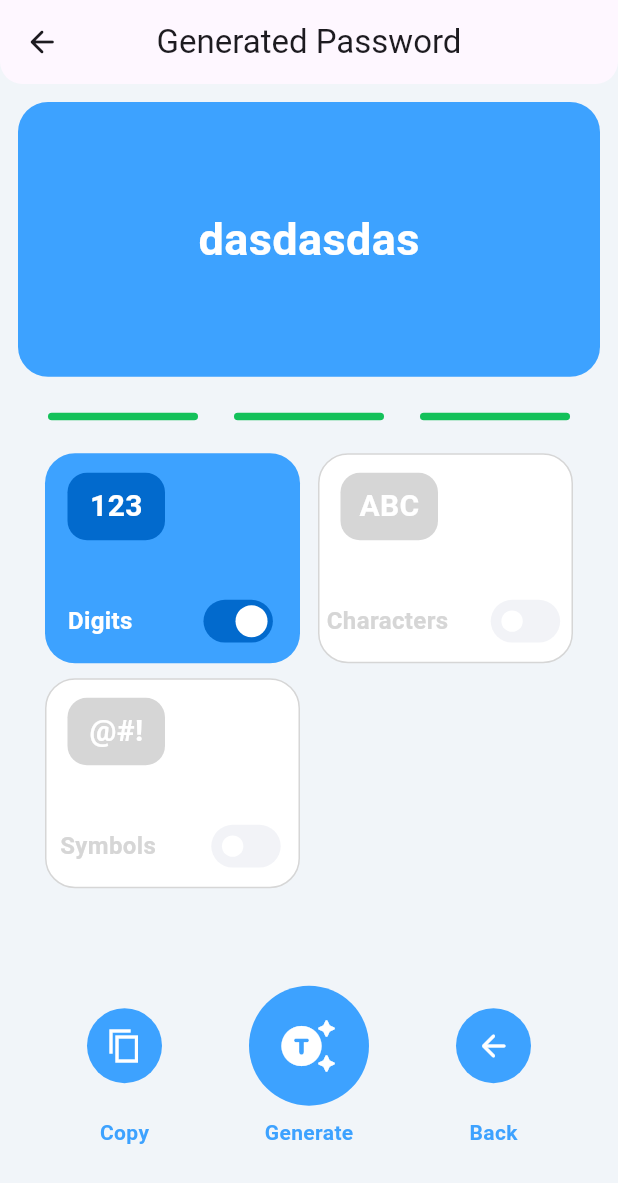
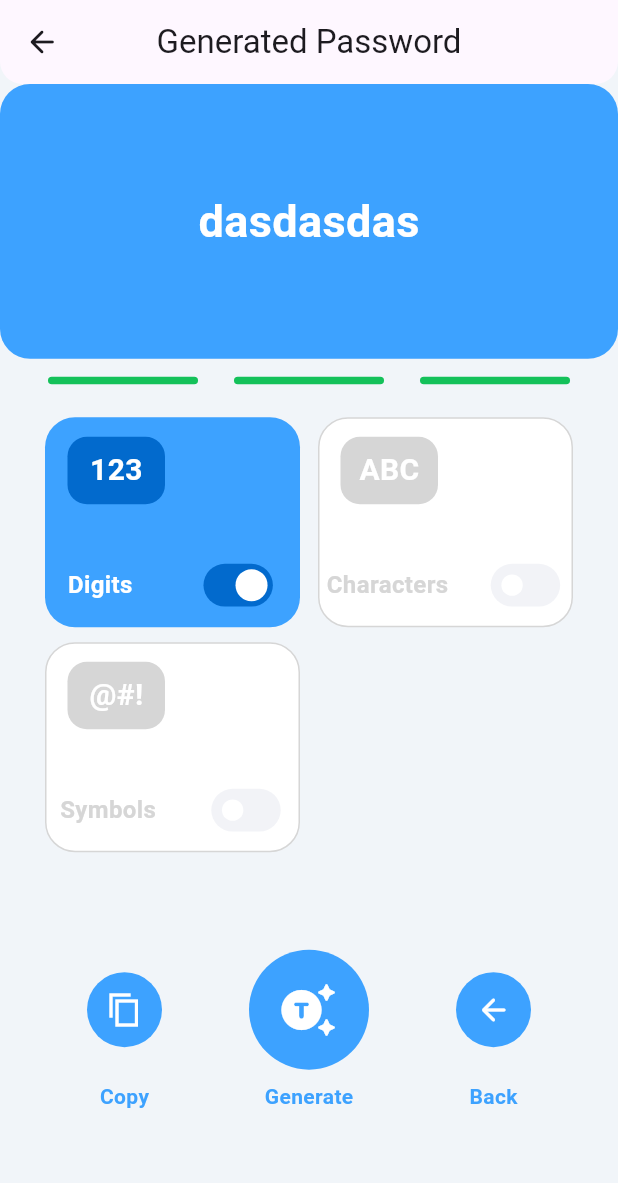
Before and after one commit to Nishan-Pradhan06/passwordgenerator, a Flutter app: the HomePage screen opened directly, on a phone screen of 412 x 824 dp. Shown: the top 1183 px of the screen. Run offline on Flutter 3.47's test engine with Material 3 defaults, Android fonts, the light colour scheme and no system bars; our stand-ins replace shared_preferences, smooth_page_indicator; accounts and stored records are empty.

Commit message:
created passwordViewField

```diff
--- a/lib/view/components/password_field.dart
+++ b/lib/view/components/password_field.dart
@@ -6,9 +6,7 @@ class PasswordField extends StatelessWidget {
 
   @override
   Widget build(BuildContext context) {
-    return Padding(
-      padding: const EdgeInsets.all(12.0),
-      child: Container(
+    return Container(
       height: MediaQuery.of(context).size.height / 4.5,
       width: double.infinity,
       decoration: const BoxDecoration(
@@ -39,7 +37,6 @@ class PasswordField extends StatelessWidget {
           ),
         ),
       ),
-      ),
     );
   }
 }
```
Lines whose indentation alone changed are shown as unchanged.
